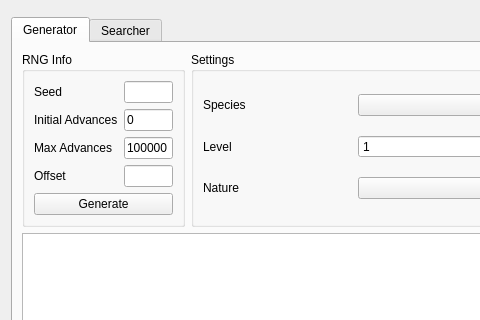
This is Form/Gen4/Event4.ui in Admiral-Fish/PokeFinder as Qt 5 draws it before an edit; both pictures show x 0 to 480 and y 0 to 320 of the 1200 by 700 pixel window. The edited form follows.
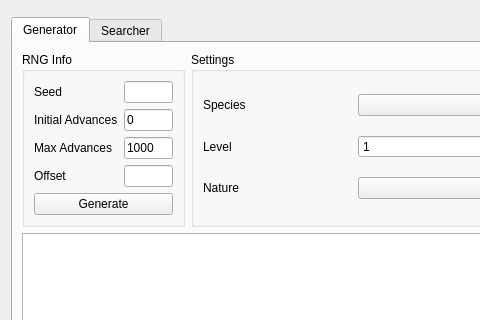
This is the edited form. Custom widgets are drawn as their Qt base class.

What changed in the file:
```diff
--- a/Form/Gen4/Event4.ui
+++ b/Form/Gen4/Event4.ui
@@ -71,7 +71,7 @@
           <item row="2" column="1">
            <widget class="TextBox" name="textBoxGeneratorMaxAdvances">
             <property name="text">
-             <string notr="true">100000</string>
+             <string notr="true">1000</string>
             </property>
            </widget>
           </item>
```
